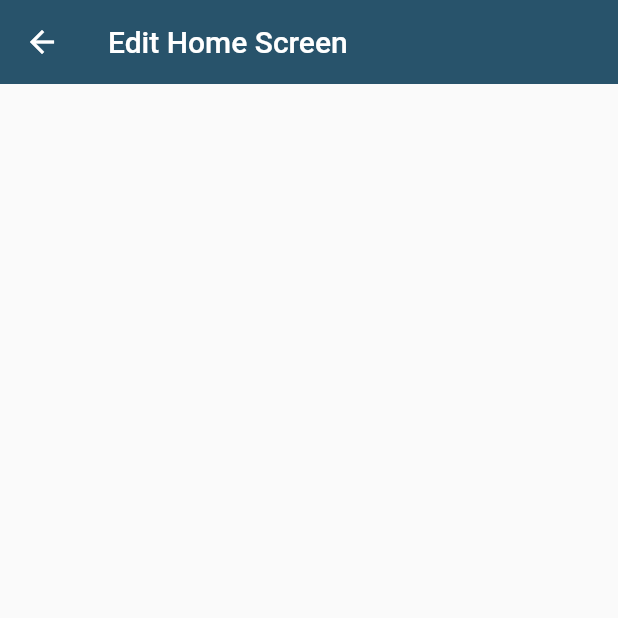
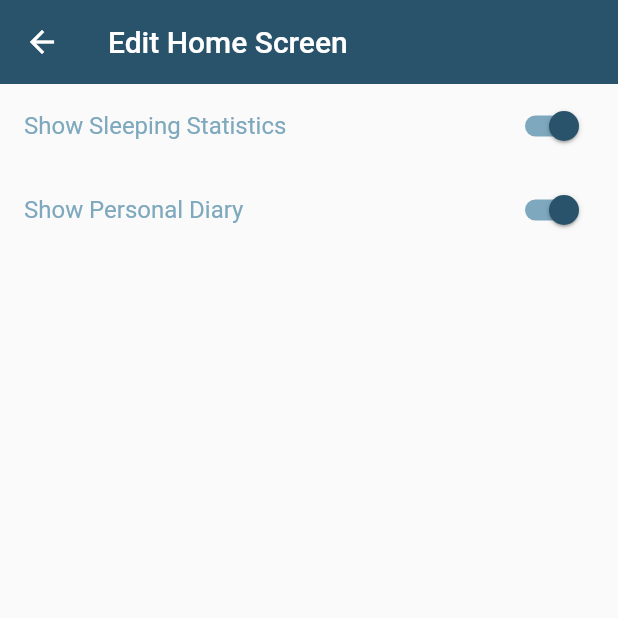
Before and after one commit to varunan-vara/Cranberry, a Flutter app: the EditHomeFeed screen opened directly, on a phone screen of 412 x 824 dp, the top half of it. Run offline on Flutter 3.47's test engine with Material 2 defaults, Android fonts, the phone set to English and light mode, and no system bars; our stand-ins replace flutter_svg; missing offline and left inert: app_settings.

Commit message:
Added Options in Settings

```diff
--- a/lib/pages/Settings/settings.dart
+++ b/lib/pages/Settings/settings.dart
@@ -1,6 +1,7 @@
-import 'package:cranberry/components/AppBar.dart';
+import 'package:cranberry/godfile.dart';
 import 'package:flutter/cupertino.dart';
 import 'package:flutter/material.dart';
+import 'package:app_settings/app_settings.dart';
 
 class Settings extends StatelessWidget {
 
@@ -77,12 +78,47 @@ class EditHomeFeed extends StatefulWidget{
 
 class EditHome extends State<EditHomeFeed> {
 
+  bool sleepView = true;
+  bool diaryView = true;
+
   @override
   Widget build(BuildContext context) {
     return Scaffold(
       appBar: AppBar(
         elevation: 0,
         title: Text("Edit Home Screen"),
+      ),
+      body: Column(
+        children: <Widget>[
+          SwitchListTile(
+            activeTrackColor: Color.fromRGBO(126, 168, 190, 1),
+            inactiveTrackColor: Color.fromRGBO(126, 168, 190, 0.8),
+            activeColor: Color.fromRGBO(40, 83, 107, 1),
+            inactiveThumbColor: Color.fromRGBO(40, 83, 107, 0.8),
+            value: sleepView,
+            title: Text("Show Sleeping Statistics"),
+            onChanged: (value) {
+              setState(() {
+                sleepView = value;
+              });
+              changeSleep(value);
+              },
+          ),
+          SwitchListTile(
+            activeTrackColor: Color.fromRGBO(126, 168, 190, 1),
+            inactiveTrackColor: Color.fromRGBO(126, 168, 190, 0.8),
+            activeColor: Color.fromRGBO(40, 83, 107, 1),
+            inactiveThumbColor: Color.fromRGBO(40, 83, 107, 0.8),
+            value: diaryView,
+            title: Text("Show Personal Diary"),
+            onChanged: (value) {
+              setState(() {
+                diaryView = value;
+              });
+              changeDiary(value);
+              },
+          ),
+        ],
       ),
     );
   }
@@ -106,7 +142,9 @@ class Notif extends State<EditNotif> {
           ListTile(
             title: Text("Edit Notification Settings"),
             subtitle: Text("This will redirect you to the settings page"),
-            onTap: (){},
+            onTap: () {
+              AppSettings.openLocationSettings();
+            }
           ),
         ],
       ),
--- a/pubspec.yaml
+++ b/pubspec.yaml
@@ -23,6 +23,7 @@ environment:
 dependencies:
   flutter:
     sdk: flutter
+  app_settings: 4.0.1+1
 
 
   # The following adds the Cupertino Icons font to your application.
```
Also changed, not shown: lib/godfile.dart (+6 -4 lines), pubspec.lock.
